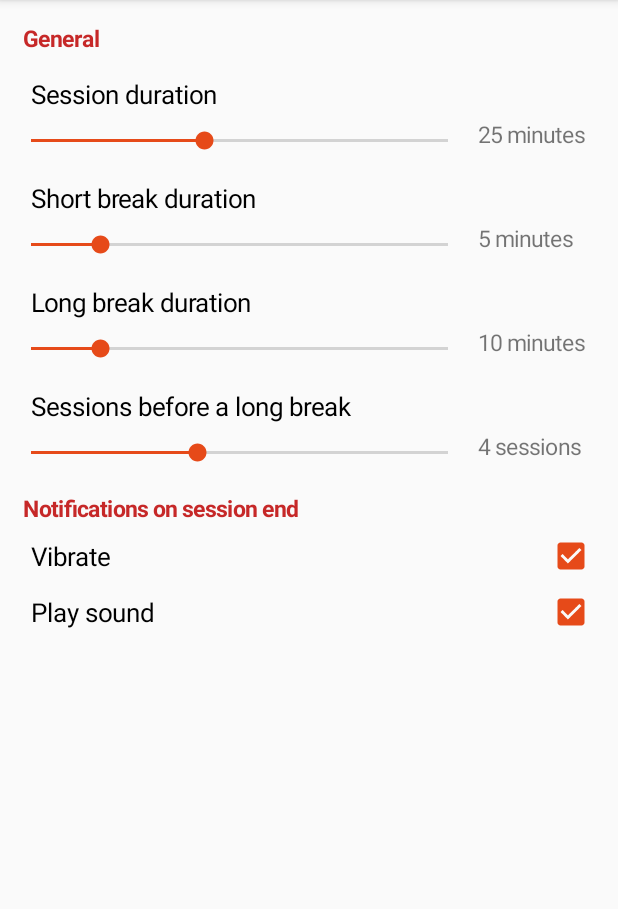
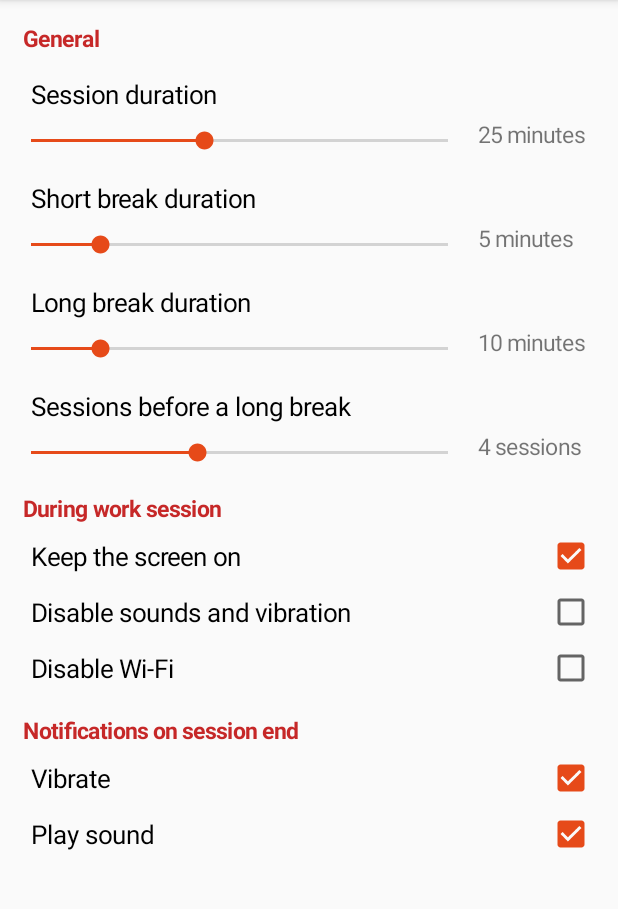
Before and after one commit to georgistephanov/AndroidPomodoroTimer, an Android app: the SettingsActivity screen opened directly, with no data from a screen before it, on a phone screen of 412 x 824 dp, the part 84-993 px from its top. Run offline under Robolectric (Android 15) with nearby library versions, the phone set to English and light mode, and no system bars.

Commit message:
Preserved the state of the device wifi/sound settings so that they could be restored after the work session has ended

```diff
--- a/app/src/main/AndroidManifest.xml
+++ b/app/src/main/AndroidManifest.xml
@@ -3,6 +3,10 @@
 	package="com.georgistephanov.android.pomodorotimer">
 
 	<uses-permission android:name="android.permission.VIBRATE" />
+	<uses-permission android:name="android.permission.MODIFY_AUDIO_SETTINGS" />
+	<uses-permission android:name="android.permission.ACCESS_NOTIFICATION_POLICY" />
+	<uses-permission android:name="android.permission.ACCESS_WIFI_STATE" />
+	<uses-permission android:name="android.permission.CHANGE_WIFI_STATE"/>
 
 	<application
 		android:allowBackup="true"
--- a/app/src/main/java/com/georgistephanov/android/pomodorotimer/SettingsActivity.java
+++ b/app/src/main/java/com/georgistephanov/android/pomodorotimer/SettingsActivity.java
@@ -1,11 +1,14 @@
 package com.georgistephanov.android.pomodorotimer;
 
 import android.app.Activity;
+import android.app.NotificationManager;
 import android.content.ContentValues;
+import android.content.Intent;
 import android.content.res.Resources;
 import android.database.Cursor;
 import android.graphics.Typeface;
 import android.os.Bundle;
+import android.provider.Settings;
 import android.view.LayoutInflater;
 import android.widget.CheckBox;
 import android.widget.CompoundButton;
@@ -33,6 +36,10 @@ public class SettingsActivity extends Activity {
 
 	CheckBox cb_vibrate;
 	CheckBox cb_playSound;
+
+	CheckBox cb_disableSoundVibration;
+	CheckBox cb_disableWiFi;
+	CheckBox cb_keepScreenOn;
 
 	/**
 	 * This is used to define the label name of the progress bar, as there are currently 4 settings
@@ -67,6 +74,9 @@ public class SettingsActivity extends Activity {
 			cv.put(db.getSettingsLongBreakAfterColumnName(), sb_longBreakAfter.getProgress());
 			cv.put(db.getSettingsNotificationsVibrate(), cb_vibrate.isChecked() ? 1 : 0);
 			cv.put(db.getSettingsNotificationsPlaySound(), cb_playSound.isChecked() ? 1 : 0);
+			cv.put(db.getSettingsKeepScreen(), cb_keepScreenOn.isChecked() ? 1 : 0);
+			cv.put(db.getSettingsDisableVibrationSound(), cb_disableSoundVibration.isChecked() ? 1 : 0);
+			cv.put(db.getSettingsDisableWifi(), cb_disableWiFi.isChecked() ? 1 : 0);
 			Database.updateSettings(cv);
 
 			settingsChanged = false;
@@ -84,17 +94,25 @@ public class SettingsActivity extends Activity {
 		addSeparator(res.getString(R.string.settings_general_separator));
 
 		if (cursor.moveToNext()) {
+
+			// Get all notification settings
+			int minutes_taskDuration = cursor.getInt(0) / 1000 / 60;
+			int minutes_shortBreakDuration = cursor.getInt(1) / 1000 / 60;
+			int minutes_longBreakDuration = cursor.getInt(2) / 1000 / 60;
+			int longBreakAfter = cursor.getInt(3);
+			boolean vibrate = cursor.getInt(4) != 0;
+			boolean playSound = cursor.getInt(5) != 0;
+			boolean keepScreenOn = cursor.getInt(6) != 0;
+			boolean disableVibrationSounds = cursor.getInt(7) != 0;
+			boolean disableWiFi = cursor.getInt(8) != 0;
+
+			// Generate the General settings group
+			{
 				// Create instances of the text views for the seek bars
 				tv_taskDuration = new TextView(this);
 				tv_shortBreakDuration = new TextView(this);
 				tv_longBreakDuration = new TextView(this);
 				tv_longBreakAfter = new TextView(this);
-
-			// Get the correct length of the settings in minutes
-			int minutes_taskDuration = cursor.getInt(0) / 1000 / 60;
-			int minutes_shortBreakDuration = cursor.getInt(1) / 1000 / 60;
-			int minutes_longBreakDuration = cursor.getInt(2) / 1000 / 60;
-			int longBreakAfter = cursor.getInt(3);
 
 				int taskMaxLength = 60;
 				int shortBreakMaxLength = 30;
@@ -122,27 +140,35 @@ public class SettingsActivity extends Activity {
 						longBreakAfterMaxLength,
 						tv_longBreakAfter,
 						DurationUnit.SESSIONS);
+			}
 
+			// Generate During Session settings group
+			{
+				addSeparator(res.getString(R.string.settings_during_session_separator));
+				cb_keepScreenOn = makeCheckBoxSetting(res.getString(R.string.settings_during_keep_screen), keepScreenOn);
+				cb_disableSoundVibration = makeCheckBoxSetting(res.getString(R.string.settings_during_disable_sound_vibration), disableVibrationSounds);
+				cb_disableWiFi = makeCheckBoxSetting(res.getString(R.string.settings_during_disable_wifi), disableWiFi);
+			}
 
-			// Set the change listeners to the seek bars
+			// Generate Notifications on Session End settings group
+			{
+				addSeparator(res.getString(R.string.settings_notifications_separator));
+				cb_vibrate = makeCheckBoxSetting(res.getString(R.string.settings_notification_vibrate), vibrate);
+				cb_playSound = makeCheckBoxSetting(res.getString(R.string.settings_notification_play_sound), playSound);
+			}
+
+			// Set the change listeners to all views
+			{
 				sb_taskDuration.setOnSeekBarChangeListener(new DurationSeekBarListener(tv_taskDuration, DurationUnit.MINUTES));
 				sb_shortBreakDuration.setOnSeekBarChangeListener(new DurationSeekBarListener(tv_shortBreakDuration, DurationUnit.MINUTES));
 				sb_longBreakDuration.setOnSeekBarChangeListener(new DurationSeekBarListener(tv_longBreakDuration, DurationUnit.MINUTES));
 				sb_longBreakAfter.setOnSeekBarChangeListener(new DurationSeekBarListener(tv_longBreakAfter, DurationUnit.SESSIONS));
-
-
-			// Get the notifications settings
-			boolean vibrate = cursor.getInt(4) != 0;
-			boolean playSound = cursor.getInt(5) != 0;
-
-			// Add the notificator settings views
-			addSeparator(res.getString(R.string.settings_notifications_separator));
-			cb_vibrate = makeCheckBoxSetting(res.getString(R.string.settings_notification_vibrate), vibrate);
-			cb_playSound = makeCheckBoxSetting(res.getString(R.string.settings_notification_play_sound), playSound);
-
-			// Set the check boxes change listeners
 				cb_vibrate.setOnCheckedChangeListener(new CheckBoxChangeListener());
 				cb_playSound.setOnCheckedChangeListener(new CheckBoxChangeListener());
+				cb_keepScreenOn.setOnCheckedChangeListener(new CheckBoxChangeListener());
+				cb_disableSoundVibration.setOnCheckedChangeListener(new VibrationSoundChangeListener());
+				cb_disableWiFi.setOnCheckedChangeListener(new CheckBoxChangeListener());
+			}
 		}
 		else {
 			throw new RuntimeException("Database failed while getting the settings.");
@@ -357,4 +383,22 @@ public class SettingsActivity extends Activity {
 			settingsChanged = true;
 		}
 	}
+
+	private class VibrationSoundChangeListener implements CheckBox.OnCheckedChangeListener {
+		@Override
+		public void onCheckedChanged(CompoundButton compoundButton, boolean b) {
+			NotificationManager notificationManager = (NotificationManager) getSystemService(NOTIFICATION_SERVICE);
+
+			if ( !notificationManager.isNotificationPolicyAccessGranted() ) {
+				startActivityForResult(new Intent(Settings.ACTION_NOTIFICATION_POLICY_ACCESS_SETTINGS), 0);
 			}
+
+			if ( !notificationManager.isNotificationPolicyAccessGranted() ) {
+				compoundButton.setChecked(false);
+				return;
+			}
+
+			settingsChanged = true;
+		}
+	}
+}
--- a/app/src/main/res/values/strings.xml
+++ b/app/src/main/res/values/strings.xml
@@ -19,6 +19,7 @@
 
 	<string name="settings_general_separator">General</string>
 	<string name="settings_notifications_separator">Notifications on session end</string>
+	<string name="settings_during_session_separator">During work session</string>
 
 	<string name="settings_task_duration">Session duration</string>
 	<string name="settings_short_break_duration">Short break duration</string>
@@ -30,5 +31,9 @@
 	<string name="settings_notification_play_sound">Play sound</string>
 	<string name="settings_notification_vibrate">Vibrate</string>
 
+	<string name="settings_during_keep_screen">Keep the screen on</string>
+	<string name="settings_during_disable_sound_vibration">Disable sounds and vibration</string>
+	<string name="settings_during_disable_wifi">Disable Wi-Fi</string>
+
 	<string name="plain_string">%s</string>
 </resources>
```
Also changed, not shown: app/src/main/java/com/georgistephanov/android/pomodorotimer/DatabaseHelper.java (+45 -14 lines), app/src/main/java/com/georgistephanov/android/pomodorotimer/MainActivity.java (+87 -3 lines). Lines whose indentation alone changed are shown as unchanged.
